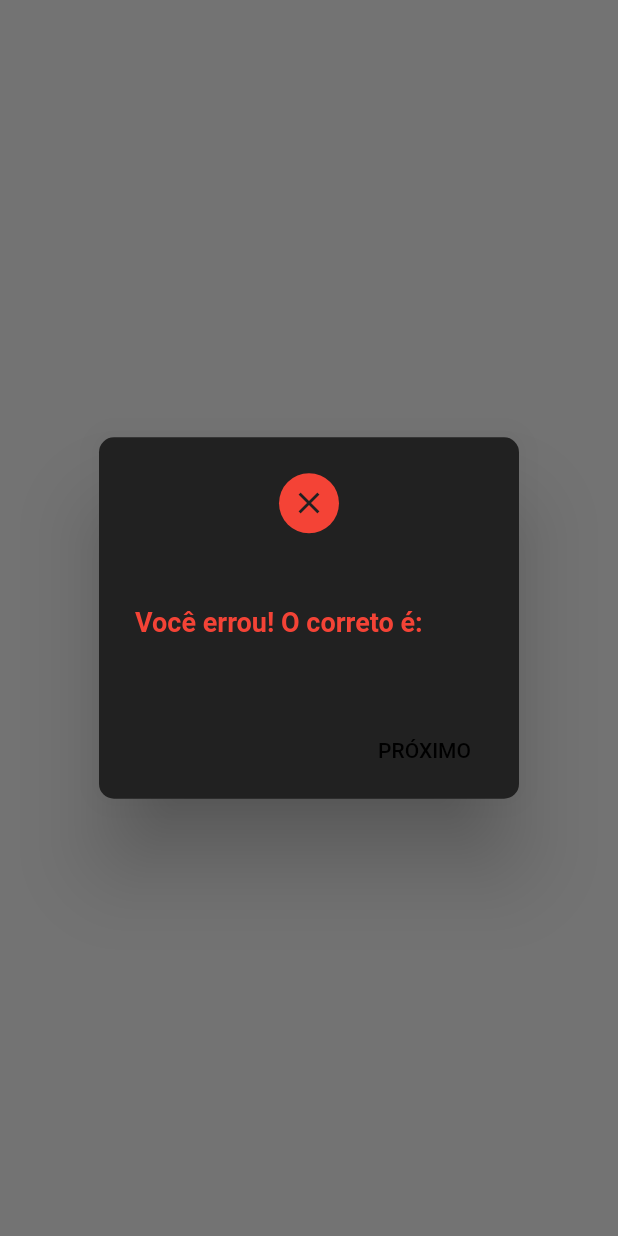
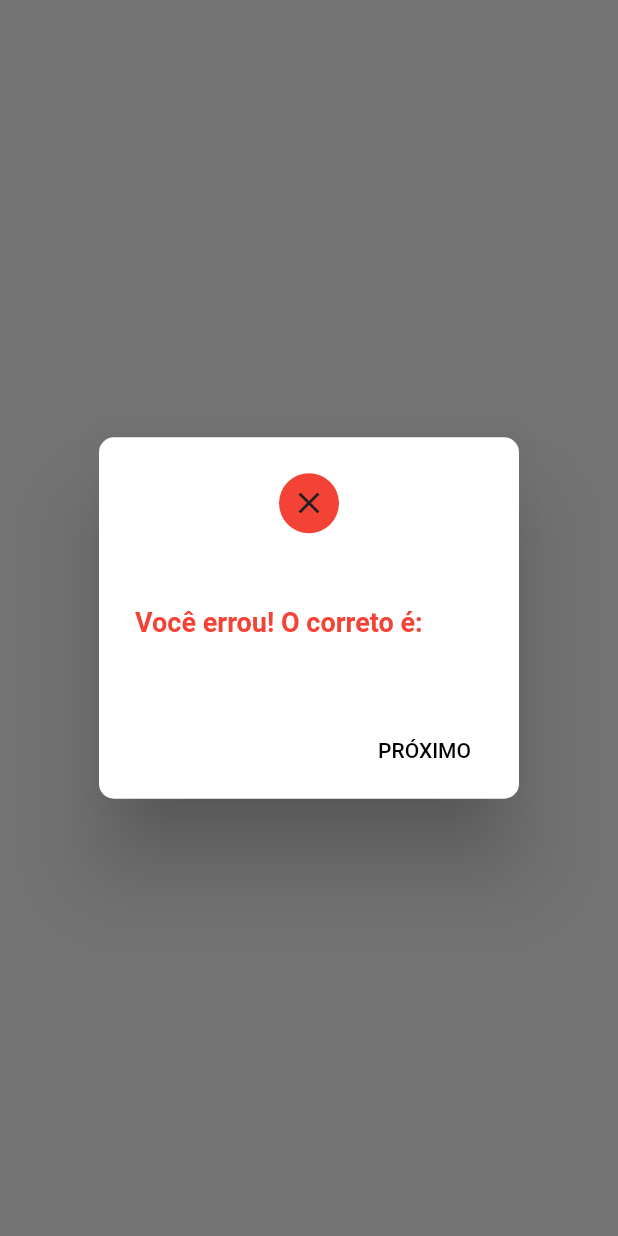
Before and after one commit to Einsteinn/Quizvid19, a Flutter app: what show() shows on an empty page, opened directly with empty values, on a phone screen of 412 x 824 dp. Run offline on Flutter 3.47's test engine with Material 2 defaults, Android fonts, the phone set to English and light mode, and no system bars; our stand-ins replace auto_size_text, share; network calls fail.

```diff
--- a/lib/components/result_dialog.dart
+++ b/lib/components/result_dialog.dart
@@ -13,7 +13,7 @@ class ResultDialog {
       barrierDismissible: false,
       builder: (context) {
         return AlertDialog(
-          backgroundColor: Colors.grey.shade900,
+          backgroundColor: Colors.white,
           shape: RoundedRectangleBorder(
             borderRadius: BorderRadius.all(
               Radius.circular(10.0),
@@ -35,7 +35,7 @@ class ResultDialog {
                 style: TextStyle(
                   fontSize: 18,
                   fontWeight: FontWeight.bold,
-                  color: Colors.white,
+                  color: Colors.black,
                 ),
               ),
               const SizedBox(height: 8),
@@ -50,7 +50,7 @@ class ResultDialog {
               Text(
                 question.answer1,
                 style: TextStyle(
-                  color: Colors.white70,
+                  color: Colors.grey[800],
                 ),
               ),
             ],
```
Also changed, not shown: lib/components/finish_dialog.dart (+5 -5 lines), lib/view/quiz.dart (+28 -24 lines), lib/components/answer_question.dart (renamed from lib/components/answer_qieston.dart).
